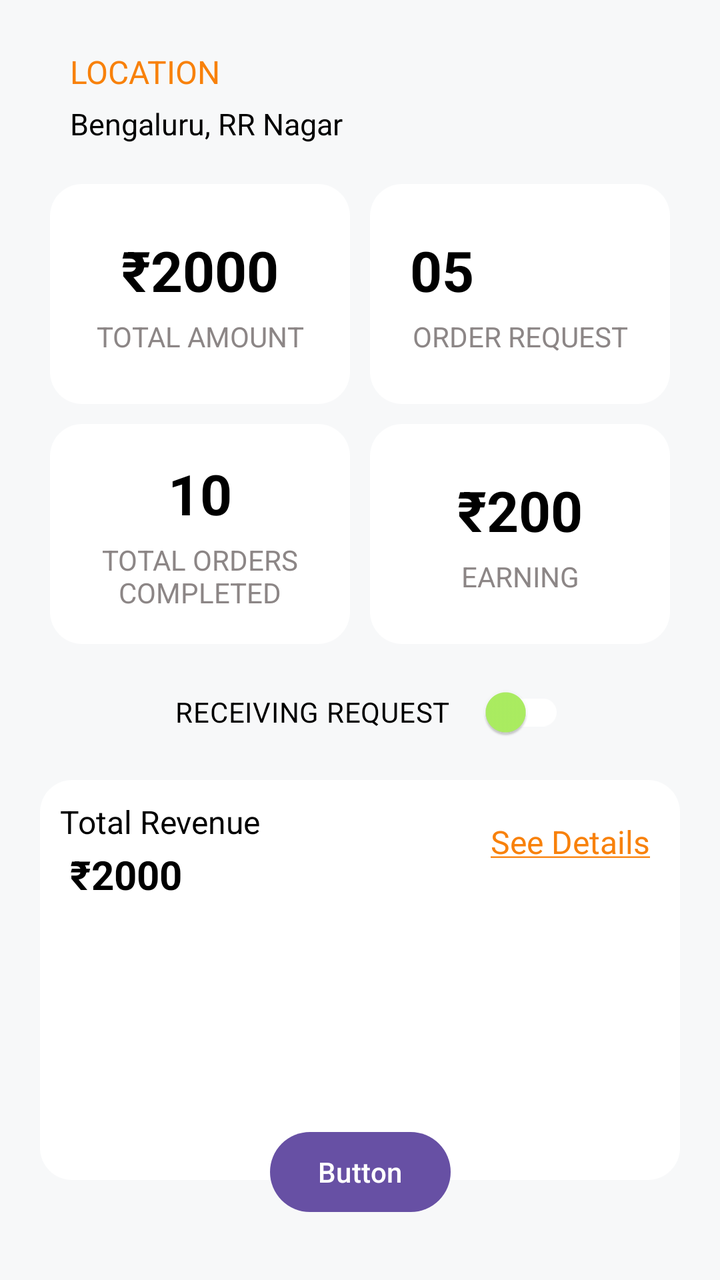
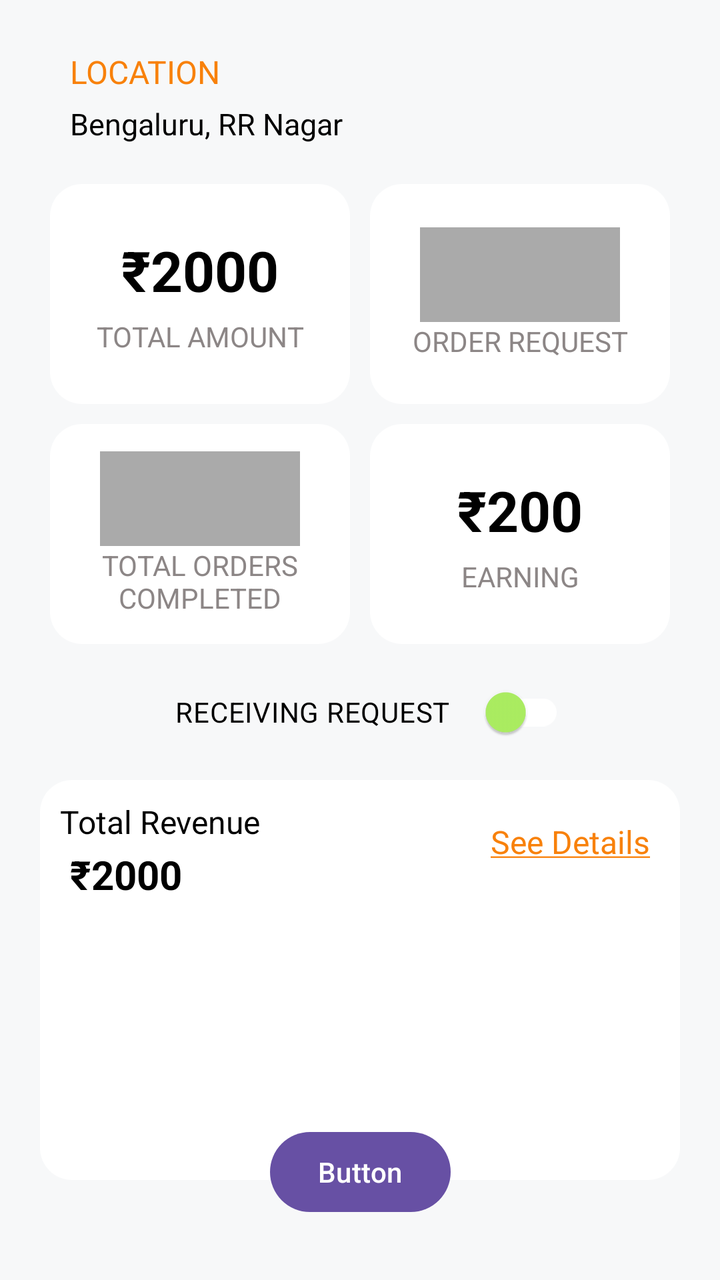

Before-and-after screenshots of an Android layout around one commit, followed by the original layout XML and the change that was made.
<!-- AndroidManifest.xml: application theme Theme.B2CDeliveryApp -->
<!-- res/layout/fragment_dashboard.xml -->
<?xml version="1.0" encoding="utf-8"?>
<androidx.constraintlayout.widget.ConstraintLayout xmlns:android="http://schemas.android.com/apk/res/android"
    xmlns:app="http://schemas.android.com/apk/res-auto"
    xmlns:tools="http://schemas.android.com/tools"
    android:id="@+id/frameLayout2"
    android:layout_width="match_parent"
    android:layout_height="match_parent"
    android:background="#F7F8F9"
    android:padding="10dp"
    tools:context=".DashboardFragment">


    <TextView
        android:id="@+id/textView2"
        android:layout_width="wrap_content"
        android:layout_height="wrap_content"
        android:layout_marginStart="25dp"
        android:layout_marginTop="15dp"
        android:fontWeight="600"
        android:text="LOCATION"
        android:textColor="@color/appThemeColor"
        android:textSize="16sp"
        app:layout_constraintStart_toStartOf="parent"
        app:layout_constraintTop_toTopOf="parent" />

    <TextView
        android:id="@+id/locationBox"
        android:layout_width="wrap_content"
        android:layout_height="wrap_content"
        android:layout_marginStart="25dp"
        android:layout_marginTop="5dp"
        android:text="Bengaluru, RR Nagar"
        android:textSize="15sp"
        app:layout_constraintStart_toStartOf="parent"
        app:layout_constraintTop_toBottomOf="@+id/textView2"
        android:textColor="@color/black"/>

    <LinearLayout
        android:id="@+id/amount_order_layout"
        android:layout_width="wrap_content"
        android:layout_height="110dp"
        android:layout_marginStart="25dp"
        android:layout_marginTop="20dp"
        android:layout_marginEnd="25dp"
        android:orientation="horizontal"
        app:layout_constraintEnd_toEndOf="parent"
        app:layout_constraintStart_toStartOf="parent"
        app:layout_constraintTop_toBottomOf="@+id/locationBox">

        <LinearLayout
            android:id="@+id/Amount_box"
            android:layout_width="150dp"
            android:layout_height="match_parent"
            android:layout_marginEnd="10dp"
            android:background="@drawable/rounded_background_white"
            android:gravity="center"
            android:orientation="vertical">

            <TextView
                android:id="@+id/amount"
                android:layout_width="match_parent"
                android:layout_height="wrap_content"
                android:gravity="center"
                android:paddingBottom="5dp"
                android:text="₹2000"
                android:textSize="28sp"
                android:textStyle="bold"
                android:textColor="@color/black"
                />

            <TextView
                android:layout_width="match_parent"
                android:layout_height="wrap_content"
                android:gravity="center"
                android:text="TOTAL AMOUNT"
                android:textColor="#8C8686" />
        </LinearLayout>

        <LinearLayout
            android:id="@+id/Order_request"
            android:layout_width="150dp"
            android:layout_height="match_parent"
            android:background="@drawable/rounded_background_white"
            android:gravity="center"
            android:orientation="vertical">

            <TextView
                android:id="@+id/order_count"
                android:layout_width="match_parent"
                android:layout_height="wrap_content"
                android:paddingLeft="20dp"
                android:paddingBottom="5dp"
                android:text="05"
                android:textSize="28sp"
                android:textStyle="bold"
                android:textColor="@color/black"/>

            <TextView
                android:layout_width="match_parent"
                android:layout_height="wrap_content"
                android:gravity="center"
                android:text="ORDER REQUEST"
                android:textColor="#8C8686" />
        </LinearLayout>

    </LinearLayout>


    <LinearLayout
        android:id="@+id/linearLayout"
        android:layout_width="match_parent"
        android:layout_height="wrap_content"
        android:layout_marginStart="10dp"
        android:layout_marginTop="10dp"
        android:layout_marginEnd="10dp"
        android:gravity="center"
        android:orientation="horizontal"
        app:layout_constraintEnd_toEndOf="parent"
        app:layout_constraintStart_toStartOf="parent"
        app:layout_constraintTop_toBottomOf="@+id/order_layout2">

        <androidx.appcompat.widget.SwitchCompat
            android:id="@+id/receiving_request"
            android:layout_width="wrap_content"
            android:layout_height="wrap_content"
            android:paddingStart="10dp"
            android:text="RECEIVING REQUEST     "
            android:textColor="@color/black"
            app:thumbTint="#ADF062"
            app:trackTint="@color/white" />

    </LinearLayout>

    <LinearLayout
        android:id="@+id/graph_layout"
        android:layout_width="match_parent"
        android:layout_height="200dp"
        android:layout_marginStart="10dp"
        android:layout_marginTop="10dp"
        android:layout_marginEnd="10dp"
        android:orientation="vertical"
        android:background="@drawable/rounded_background_white"
        app:layout_constraintEnd_toEndOf="parent"
        app:layout_constraintStart_toStartOf="parent"
        app:layout_constraintTop_toBottomOf="@+id/linearLayout">

        <androidx.constraintlayout.widget.ConstraintLayout
            android:id="@+id/revenue_layout"
            android:layout_width="match_parent"
            android:layout_height="70dp">

            <TextView
                android:id="@+id/textView6"
                android:layout_width="wrap_content"
                android:layout_height="wrap_content"
                android:layout_marginStart="10dp"
                android:layout_marginTop="10dp"
                android:text="Total Revenue"
                android:textSize="16sp"
                app:layout_constraintStart_toStartOf="parent"
                app:layout_constraintTop_toTopOf="parent"
                android:textColor="@color/black"/>

            <TextView
                android:id="@+id/total_revenue"
                android:layout_width="wrap_content"
                android:layout_height="wrap_content"
                android:layout_marginStart="15dp"
                android:layout_marginTop="2dp"
                android:textStyle="bold"
                android:textSize="20sp"
                android:text="₹2000"
                app:layout_constraintStart_toStartOf="parent"
                app:layout_constraintTop_toBottomOf="@+id/textView6"
                android:textColor="@color/black"/>

            <TextView
                android:id="@+id/see_details"
                android:layout_width="wrap_content"
                android:layout_height="wrap_content"
                android:layout_marginTop="20dp"
                android:layout_marginEnd="15dp"
                android:textSize="16sp"
                android:textColor="@color/appThemeColor"
                android:text="@string/see_details"
                app:layout_constraintEnd_toEndOf="parent"
                app:layout_constraintTop_toTopOf="parent" />
        </androidx.constraintlayout.widget.ConstraintLayout>
    </LinearLayout>

    <LinearLayout
        android:id="@+id/order_layout2"
        android:layout_width="wrap_content"
        android:layout_height="110dp"
        android:layout_marginStart="25dp"
        android:layout_marginTop="10dp"
        android:layout_marginEnd="25dp"
        android:orientation="horizontal"
        app:layout_constraintEnd_toEndOf="parent"
        app:layout_constraintStart_toStartOf="parent"
        app:layout_constraintTop_toBottomOf="@+id/amount_order_layout">

        <LinearLayout
            android:id="@+id/total_orders_completed_layout"
            android:layout_width="150dp"
            android:layout_height="match_parent"
            android:layout_marginEnd="10dp"
            android:background="@drawable/rounded_background_white"
            android:gravity="center"
            android:orientation="vertical">

            <TextView
                android:id="@+id/completed_orders_count"
                android:layout_width="match_parent"
                android:layout_height="wrap_content"
                android:gravity="center"
                android:paddingBottom="5dp"
                android:text="10"
                android:textSize="28sp"
                android:textStyle="bold"
                android:textColor="@color/black"/>

            <TextView
                android:layout_width="match_parent"
                android:layout_height="wrap_content"
                android:gravity="center"
                android:text="TOTAL ORDERS COMPLETED"
                android:textColor="#8C8686" />

        </LinearLayout>

        <LinearLayout
            android:id="@+id/earnings_layout"
            android:layout_width="150dp"
            android:layout_height="match_parent"
            android:background="@drawable/rounded_background_white"
            android:gravity="center"
            android:orientation="vertical">

            <TextView
                android:id="@+id/total_earnings"
                android:layout_width="match_parent"
                android:layout_height="wrap_content"
                android:gravity="center"
                android:paddingBottom="5dp"
                android:text="₹200"
                android:textSize="28sp"
                android:textStyle="bold"
                android:textColor="@color/black"/>

            <TextView
                android:layout_width="match_parent"
                android:layout_height="wrap_content"
                android:gravity="center"
                android:text="EARNING"
                android:textColor="#8C8686" />

        </LinearLayout>

    </LinearLayout>

    <Button
        android:id="@+id/trialBtn"
        android:layout_width="wrap_content"
        android:layout_height="wrap_content"
        android:layout_marginBottom="20dp"
        android:text="Button"
        app:layout_constraintBottom_toBottomOf="parent"
        app:layout_constraintEnd_toEndOf="parent"
        app:layout_constraintStart_toStartOf="parent" />


</androidx.constraintlayout.widget.ConstraintLayout>
<!-- resources referenced by this layout -->
<resources>
  <color name="appThemeColor">#F8810B</color>
  <color name="black">#FF000000</color>
  <color name="white">#FFFFFFFF</color>
  <!-- drawable rounded_background_white (drawable) -->
  <?xml version="1.0" encoding="utf-8"?>
  <shape xmlns:android="http://schemas.android.com/apk/res/android">
      <solid android:color="@color/white" />
      <corners android:radius="16dp" />
  </shape>
  <string name="see_details"><u>See Details</u></string>
  <style name="Theme.B2CDeliveryApp" parent="Base.Theme.B2CDeliveryApp" />
  <style name="Base.Theme.B2CDeliveryApp" parent="Theme.Material3.DayNight.NoActionBar">
          
          
      </style>
</resources>

<!-- the commit's change to res/layout/fragment_dashboard.xml (unified diff, before → after) -->
@@ -85,15 +85,16 @@
             android:orientation="vertical">
 
             <TextView
+                android:padding="5dp"
                 android:id="@+id/order_count"
-                android:layout_width="match_parent"
-                android:layout_height="wrap_content"
-                android:paddingLeft="20dp"
-                android:paddingBottom="5dp"
-                android:text="05"
-                android:textSize="28sp"
-                android:textStyle="bold"
-                android:textColor="@color/black"/>
+                android:layout_width="100dp"
+                android:layout_height="wrap_content"
+                android:gravity="center"
+                android:paddingBottom="5dp"
+                android:textSize="28sp"
+                android:textStyle="bold"
+                android:textColor="@color/black"
+                android:background="@drawable/dummy_loading"/>
 
             <TextView
                 android:layout_width="match_parent"
@@ -210,15 +211,16 @@
             android:orientation="vertical">
 
             <TextView
+                android:padding="5dp"
                 android:id="@+id/completed_orders_count"
-                android:layout_width="match_parent"
-                android:layout_height="wrap_content"
-                android:gravity="center"
-                android:paddingBottom="5dp"
-                android:text="10"
-                android:textSize="28sp"
-                android:textStyle="bold"
-                android:textColor="@color/black"/>
+                android:layout_width="100dp"
+                android:layout_height="wrap_content"
+                android:gravity="center"
+                android:paddingBottom="5dp"
+                android:textSize="28sp"
+                android:textStyle="bold"
+                android:textColor="@color/black"
+                android:background="@drawable/dummy_loading"/>
 
             <TextView
                 android:layout_width="match_parent"
<!-- resource entries referenced after the edit -->
@@ -3,6 +3,29 @@
   <color name="appThemeColor">#F8810B</color>
   <color name="black">#FF000000</color>
   <color name="white">#FFFFFFFF</color>
+  <!-- drawable dummy_loading (drawable) -->
+  <layer-list xmlns:android="http://schemas.android.com/apk/res/android">
+  
+      
+      <item
+          android:id="@android:id/background"
+          android:drawable="@android:color/transparent" /> 
+  
+      
+      <item>
+          <shape
+              android:shape="rectangle">
+              <solid android:color="@android:color/darker_gray" /> 
+  
+              <padding
+                  android:left="16dp"
+                  android:right="16dp"
+                  android:top="8dp"
+                  android:bottom="8dp" /> 
+          </shape>
+      </item>
+  
+  </layer-list>
   <!-- drawable rounded_background_white (drawable) -->
   <?xml version="1.0" encoding="utf-8"?>
   <shape xmlns:android="http://schemas.android.com/apk/res/android">
